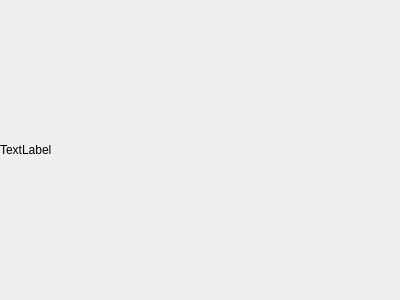
Qt form ibed/controls/screenwidget.ui (semerlin/ibed) before a commit.
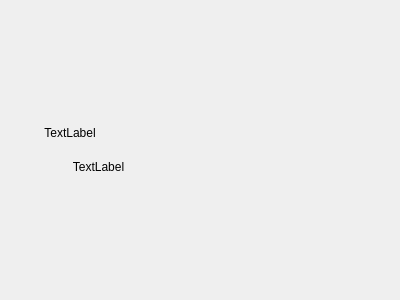
The same form after that commit. Custom widgets are drawn as their Qt base class.

Patch:
```diff
--- a/ibed/controls/screenwidget.ui
+++ b/ibed/controls/screenwidget.ui
@@ -28,6 +28,9 @@
    </property>
    <item>
     <layout class="QVBoxLayout" name="verticalLayout">
+     <property name="spacing">
+      <number>20</number>
+     </property>
      <item>
       <spacer name="verticalSpacer">
        <property name="orientation">
@@ -42,9 +45,40 @@
       </spacer>
      </item>
      <item>
-      <widget class="QLabel" name="label">
+      <widget class="QLabel" name="labelPic">
+       <property name="sizePolicy">
+        <sizepolicy hsizetype="Fixed" vsizetype="Preferred">
+         <horstretch>0</horstretch>
+         <verstretch>0</verstretch>
+        </sizepolicy>
+       </property>
+       <property name="minimumSize">
+        <size>
+         <width>140</width>
+         <height>0</height>
+        </size>
+       </property>
+       <property name="maximumSize">
+        <size>
+         <width>140</width>
+         <height>16777215</height>
+        </size>
+       </property>
        <property name="text">
         <string>TextLabel</string>
+       </property>
+       <property name="alignment">
+        <set>Qt::AlignBottom|Qt::AlignHCenter</set>
+       </property>
+      </widget>
+     </item>
+     <item>
+      <widget class="QLabel" name="labelName">
+       <property name="text">
+        <string>TextLabel</string>
+       </property>
+       <property name="alignment">
+        <set>Qt::AlignCenter</set>
        </property>
       </widget>
      </item>
@@ -80,9 +114,28 @@
      </item>
      <item>
       <layout class="QVBoxLayout" name="verticalLayout_2">
+       <property name="spacing">
+        <number>0</number>
+       </property>
        <item>
         <widget class="LabelSlider" name="widgetBrightness" native="true"/>
        </item>
+       <item>
+        <spacer name="verticalSpacer_5">
+         <property name="orientation">
+          <enum>Qt::Vertical</enum>
+         </property>
+         <property name="sizeType">
+          <enum>QSizePolicy::Fixed</enum>
+         </property>
+         <property name="sizeHint" stdset="0">
+          <size>
+           <width>20</width>
+           <height>15</height>
+          </size>
+         </property>
+        </spacer>
+       </item>
        <item>
         <widget class="LabelLineEdit" name="widgetTime" native="true"/>
        </item>
```
Left out of the diff: 3 changed lines with no effect on the pictures.
